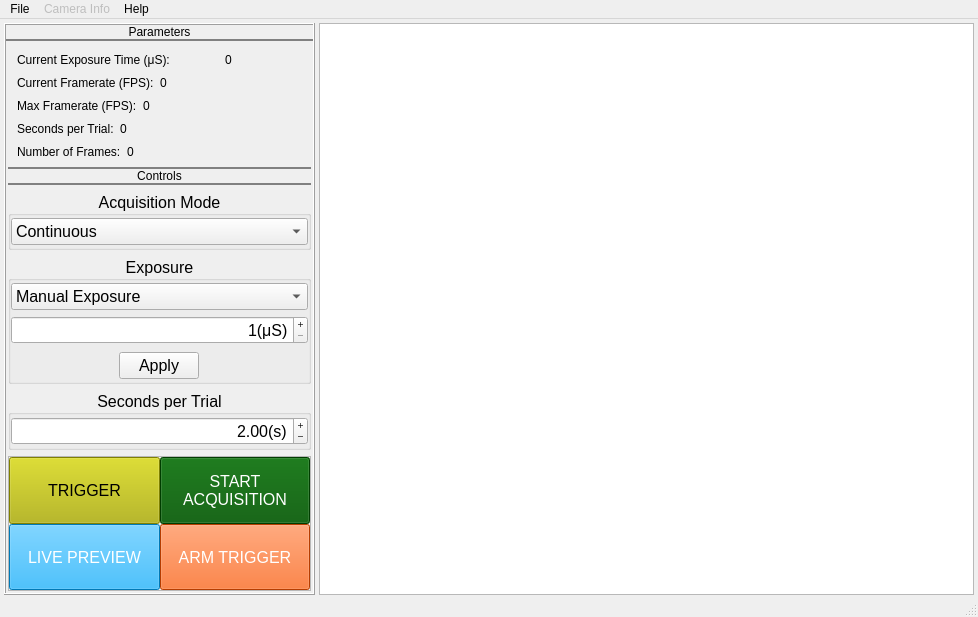
The window that UI/design/FLIR.ui (OlfactoryBehaviorLab/dewan_flir_camera) describes before a commit, drawn with Qt 5.
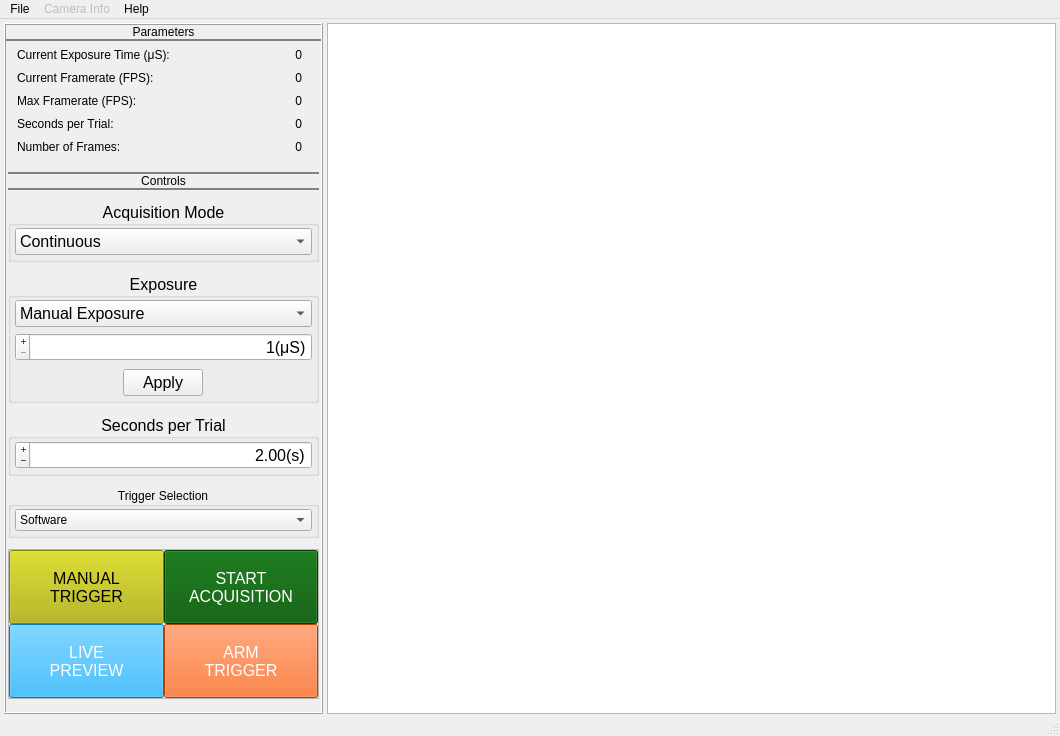
The same window after the commit.

Commit message: Update GUI with trigger selection

```diff
--- a/UI/design/FLIR.ui
+++ b/UI/design/FLIR.ui
@@ -9,8 +9,8 @@
    <rect>
     <x>0</x>
     <y>0</y>
-    <width>978</width>
-    <height>617</height>
+    <width>1060</width>
+    <height>736</height>
    </rect>
   </property>
   <property name="sizePolicy">
@@ -139,14 +139,14 @@
          </property>
          <property name="minimumSize">
           <size>
-           <width>0</width>
+           <width>200</width>
            <height>120</height>
           </size>
          </property>
          <property name="maximumSize">
           <size>
-           <width>228</width>
-           <height>110</height>
+           <width>99999</width>
+           <height>99999</height>
           </size>
          </property>
          <property name="statusTip">
@@ -172,7 +172,7 @@
            <number>2</number>
           </property>
           <property name="rightMargin">
-           <number>2</number>
+           <number>10</number>
           </property>
           <property name="bottomMargin">
            <number>2</number>
@@ -180,20 +180,20 @@
           <item>
            <widget class="QWidget" name="current_exposure_widget" native="true">
             <property name="sizePolicy">
-             <sizepolicy hsizetype="MinimumExpanding" vsizetype="Maximum">
+             <sizepolicy hsizetype="Minimum" vsizetype="Maximum">
               <horstretch>0</horstretch>
               <verstretch>0</verstretch>
              </sizepolicy>
             </property>
             <layout class="QHBoxLayout" name="current_exposure_disp_layout">
              <property name="spacing">
-              <number>0</number>
+              <number>6</number>
              </property>
              <property name="topMargin">
               <number>0</number>
              </property>
              <property name="rightMargin">
-              <number>0</number>
+              <number>9</number>
              </property>
              <property name="bottomMargin">
               <number>0</number>
@@ -201,7 +201,7 @@
              <item>
               <widget class="QLabel" name="current_exposure_label">
                <property name="sizePolicy">
-                <sizepolicy hsizetype="MinimumExpanding" vsizetype="Preferred">
+                <sizepolicy hsizetype="Maximum" vsizetype="Preferred">
                  <horstretch>0</horstretch>
                  <verstretch>0</verstretch>
                 </sizepolicy>
@@ -214,14 +214,20 @@
              <item>
               <widget class="QLabel" name="current_exposure_data">
                <property name="sizePolicy">
-                <sizepolicy hsizetype="Minimum" vsizetype="Preferred">
+                <sizepolicy hsizetype="Expanding" vsizetype="Preferred">
                  <horstretch>0</horstretch>
                  <verstretch>0</verstretch>
                 </sizepolicy>
                </property>
+               <property name="layoutDirection">
+                <enum>Qt::LayoutDirection::LeftToRight</enum>
+               </property>
                <property name="text">
                 <string>0</string>
                </property>
+               <property name="alignment">
+                <set>Qt::AlignmentFlag::AlignRight|Qt::AlignmentFlag::AlignTrailing|Qt::AlignmentFlag::AlignVCenter</set>
+               </property>
               </widget>
              </item>
             </layout>
@@ -258,14 +264,20 @@
              <item>
               <widget class="QLabel" name="current_fps_data">
                <property name="sizePolicy">
-                <sizepolicy hsizetype="Minimum" vsizetype="Preferred">
+                <sizepolicy hsizetype="Expanding" vsizetype="Preferred">
                  <horstretch>0</horstretch>
                  <verstretch>0</verstretch>
                 </sizepolicy>
                </property>
+               <property name="layoutDirection">
+                <enum>Qt::LayoutDirection::LeftToRight</enum>
+               </property>
                <property name="text">
                 <string>0</string>
                </property>
+               <property name="alignment">
+                <set>Qt::AlignmentFlag::AlignRight|Qt::AlignmentFlag::AlignTrailing|Qt::AlignmentFlag::AlignVCenter</set>
+               </property>
               </widget>
              </item>
             </layout>
@@ -305,7 +317,7 @@
              <item>
               <widget class="QLabel" name="max_fps_data">
                <property name="sizePolicy">
-                <sizepolicy hsizetype="Minimum" vsizetype="Preferred">
+                <sizepolicy hsizetype="Expanding" vsizetype="Preferred">
                  <horstretch>0</horstretch>
                  <verstretch>0</verstretch>
                 </sizepolicy>
@@ -313,6 +325,9 @@
                <property name="text">
                 <string>0</string>
                </property>
+               <property name="alignment">
+                <set>Qt::AlignmentFlag::AlignRight|Qt::AlignmentFlag::AlignTrailing|Qt::AlignmentFlag::AlignVCenter</set>
+               </property>
               </widget>
              </item>
             </layout>
@@ -352,7 +367,7 @@
              <item>
               <widget class="QLabel" name="s_per_trial_data">
                <property name="sizePolicy">
-                <sizepolicy hsizetype="Minimum" vsizetype="Preferred">
+                <sizepolicy hsizetype="Expanding" vsizetype="Preferred">
                  <horstretch>0</horstretch>
                  <verstretch>0</verstretch>
                 </sizepolicy>
@@ -360,6 +375,9 @@
                <property name="text">
                 <string>0</string>
                </property>
+               <property name="alignment">
+                <set>Qt::AlignmentFlag::AlignRight|Qt::AlignmentFlag::AlignTrailing|Qt::AlignmentFlag::AlignVCenter</set>
+               </property>
               </widget>
              </item>
             </layout>
@@ -399,7 +417,7 @@
              <item>
               <widget class="QLabel" name="num_frames_data">
                <property name="sizePolicy">
-                <sizepolicy hsizetype="Minimum" vsizetype="Preferred">
+                <sizepolicy hsizetype="Expanding" vsizetype="Preferred">
                  <horstretch>0</horstretch>
                  <verstretch>0</verstretch>
                 </sizepolicy>
@@ -407,6 +425,9 @@
                <property name="text">
                 <string>0</string>
                </property>
+               <property name="alignment">
+                <set>Qt::AlignmentFlag::AlignRight|Qt::AlignmentFlag::AlignTrailing|Qt::AlignmentFlag::AlignVCenter</set>
+               </property>
               </widget>
              </item>
             </layout>
@@ -489,16 +510,16 @@
               <number>0</number>
              </property>
              <property name="leftMargin">
-              <number>0</number>
+              <number>4</number>
              </property>
              <property name="topMargin">
               <number>2</number>
              </property>
              <property name="rightMargin">
-              <number>0</number>
+              <number>4</number>
              </property>
              <property name="bottomMargin">
-              <number>2</number>
+              <number>4</number>
              </property>
              <item>
               <widget class="QComboBox" name="acquisition_mode_data">
@@ -549,16 +570,16 @@
               <number>6</number>
              </property>
              <property name="leftMargin">
-              <number>0</number>
+              <number>4</number>
              </property>
              <property name="topMargin">
               <number>2</number>
              </property>
              <property name="rightMargin">
-              <number>0</number>
+              <number>4</number>
              </property>
              <property name="bottomMargin">
-              <number>2</number>
+              <number>4</number>
              </property>
              <item>
               <widget class="QComboBox" name="exposure_mode">
@@ -595,6 +616,9 @@
                  <bold>false</bold>
                 </font>
                </property>
+               <property name="layoutDirection">
+                <enum>Qt::LayoutDirection::RightToLeft</enum>
+               </property>
                <property name="alignment">
                 <set>Qt::AlignmentFlag::AlignRight|Qt::AlignmentFlag::AlignTrailing|Qt::AlignmentFlag::AlignVCenter</set>
                </property>
@@ -697,16 +721,16 @@
               <number>6</number>
              </property>
              <property name="leftMargin">
-              <number>0</number>
+              <number>4</number>
              </property>
              <property name="topMargin">
               <number>2</number>
              </property>
              <property name="rightMargin">
-              <number>0</number>
+              <number>4</number>
              </property>
              <property name="bottomMargin">
-              <number>2</number>
+              <number>4</number>
              </property>
              <item>
               <widget class="QDoubleSpinBox" name="s_per_trial_val">
@@ -718,6 +742,9 @@
                  <bold>false</bold>
                 </font>
                </property>
+               <property name="layoutDirection">
+                <enum>Qt::LayoutDirection::RightToLeft</enum>
+               </property>
                <property name="alignment">
                 <set>Qt::AlignmentFlag::AlignRight|Qt::AlignmentFlag::AlignTrailing|Qt::AlignmentFlag::AlignVCenter</set>
                </property>
@@ -753,6 +780,72 @@
             </layout>
            </widget>
           </item>
+          <item>
+           <widget class="QGroupBox" name="trigger_control">
+            <property name="sizePolicy">
+             <sizepolicy hsizetype="Preferred" vsizetype="Maximum">
+              <horstretch>0</horstretch>
+              <verstretch>0</verstretch>
+             </sizepolicy>
+            </property>
+            <property name="title">
+             <string>Trigger Selection</string>
+            </property>
+            <property name="alignment">
+             <set>Qt::AlignmentFlag::AlignCenter</set>
+            </property>
+            <layout class="QVBoxLayout" name="verticalLayout">
+             <property name="spacing">
+              <number>4</number>
+             </property>
+             <property name="leftMargin">
+              <number>4</number>
+             </property>
+             <property name="topMargin">
+              <number>2</number>
+             </property>
+             <property name="rightMargin">
+              <number>4</number>
+             </property>
+             <property name="bottomMargin">
+              <number>4</number>
+             </property>
+             <item>
+              <widget class="QComboBox" name="trigger_source_selection">
+               <property name="sizePolicy">
+                <sizepolicy hsizetype="Minimum" vsizetype="Fixed">
+                 <horstretch>0</horstretch>
+                 <verstretch>0</verstretch>
+                </sizepolicy>
+               </property>
+               <property name="layoutDirection">
+                <enum>Qt::LayoutDirection::LeftToRight</enum>
+               </property>
+               <item>
+                <property name="text">
+                 <string>Software</string>
+                </property>
+               </item>
+               <item>
+                <property name="text">
+                 <string>Line 1</string>
+                </property>
+               </item>
+               <item>
+                <property name="text">
+                 <string>Line 2</string>
+                </property>
+               </item>
+               <item>
+                <property name="text">
+                 <string>Line 3</string>
+                </property>
+               </item>
+              </widget>
+             </item>
+            </layout>
+           </widget>
+          </item>
           <item>
            <widget class="QFrame" name="buttons">
             <property name="sizePolicy">
@@ -860,7 +953,8 @@
 }</string>
                </property>
                <property name="text">
-                <string>LIVE PREVIEW</string>
+                <string>LIVE
+PREVIEW</string>
                </property>
                <property name="flat">
                 <bool>false</bool>
@@ -925,7 +1019,8 @@
 }</string>
                </property>
                <property name="text">
-                <string>TRIGGER</string>
+                <string>MANUAL
+TRIGGER</string>
                </property>
                <property name="flat">
                 <bool>false</bool>
@@ -1062,7 +1157,8 @@
 }</string>
                </property>
                <property name="text">
-                <string>ARM TRIGGER</string>
+                <string>ARM
+TRIGGER</string>
                </property>
                <property name="flat">
                 <bool>false</bool>
@@ -1085,7 +1181,7 @@
     <rect>
      <x>0</x>
      <y>0</y>
-     <width>978</width>
+     <width>1060</width>
      <height>33</height>
     </rect>
    </property>
```
The commit also changes 1 other file.
